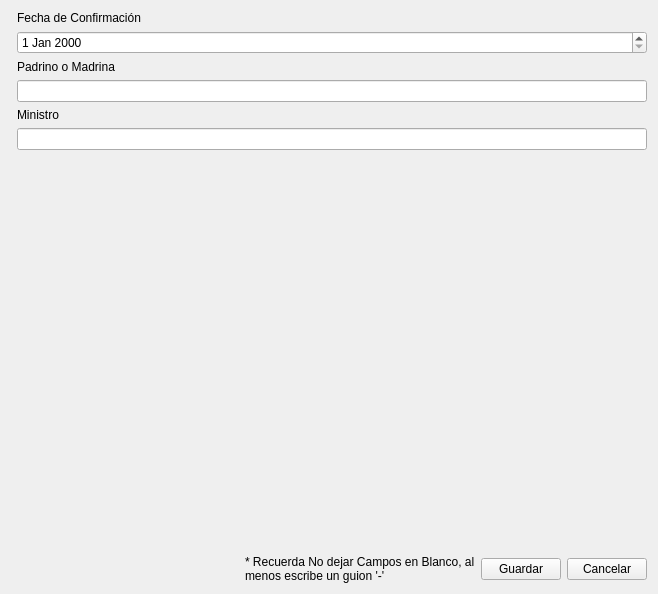
The window that PeopleList/PersonWidgets/confirmationnewpersonwidg.ui (Yousdel/ParroquiaOffice) describes before a commit, drawn with Qt 5.
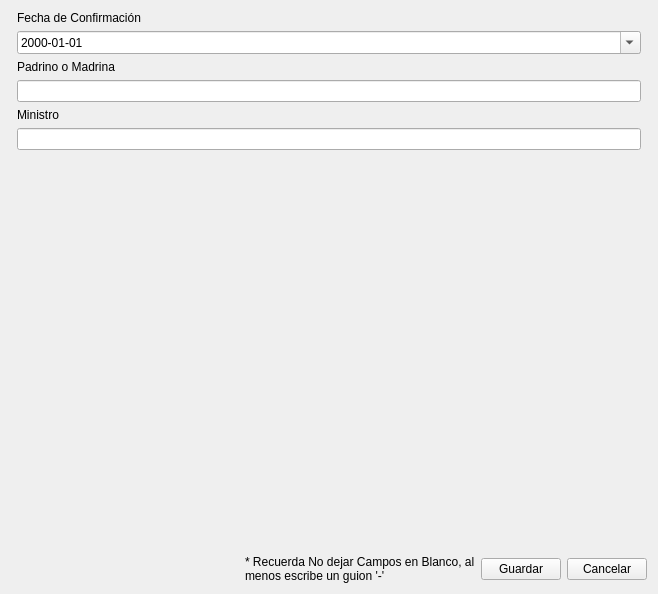
The same window after the commit. Icons and pictures are not drawn. Custom widgets are drawn as their Qt base class.

Diff of the .ui file:
```diff
--- a/PeopleList/PersonWidgets/confirmationnewpersonwidg.ui
+++ b/PeopleList/PersonWidgets/confirmationnewpersonwidg.ui
@@ -24,39 +24,60 @@
     <widget class="CommonWidget" name="commonWidget" native="true"/>
    </item>
    <item>
-    <layout class="QVBoxLayout" name="verticalLayout_2">
+    <layout class="QVBoxLayout" name="verticalLayout">
      <item>
-      <layout class="QVBoxLayout" name="verticalLayout">
-       <item>
+      <layout class="QGridLayout" name="gridLayout">
+       <item row="0" column="0">
         <widget class="QLabel" name="label">
          <property name="text">
           <string>Fecha de Confirmación</string>
          </property>
         </widget>
        </item>
-       <item>
-        <widget class="QDateEdit" name="confirmationDate"/>
+       <item row="1" column="0">
+        <widget class="QDateEdit" name="confirmationDate">
+         <property name="displayFormat">
+          <string>yyyy-MM-dd</string>
+         </property>
+         <property name="calendarPopup">
+          <bool>true</bool>
+         </property>
+         <property name="date">
+          <date>
+           <year>2000</year>
+           <month>1</month>
+           <day>1</day>
+          </date>
+         </property>
+        </widget>
        </item>
-       <item>
+       <item row="2" column="0">
         <widget class="QLabel" name="label_2">
          <property name="text">
           <string>Padrino o Madrina</string>
          </property>
         </widget>
        </item>
-       <item>
+       <item row="3" column="0">
         <widget class="QLineEdit" name="godFaOrMother"/>
        </item>
-       <item>
+       <item row="4" column="0">
         <widget class="QLabel" name="label_3">
          <property name="text">
           <string>Ministro</string>
          </property>
         </widget>
        </item>
-       <item>
+       <item row="5" column="0">
         <widget class="QLineEdit" name="minister"/>
        </item>
+       <item row="0" column="1" rowspan="6">
+        <widget class="QLabel" name="label_5">
+         <property name="text">
+          <string>&lt;html&gt;&lt;head/&gt;&lt;body&gt;&lt;p&gt;&lt;img src=&quot;:/Images/confirmation_image.svg&quot;/&gt;&lt;/p&gt;&lt;/body&gt;&lt;/html&gt;</string>
+         </property>
+        </widget>
+       </item>
       </layout>
      </item>
      <item>
```
